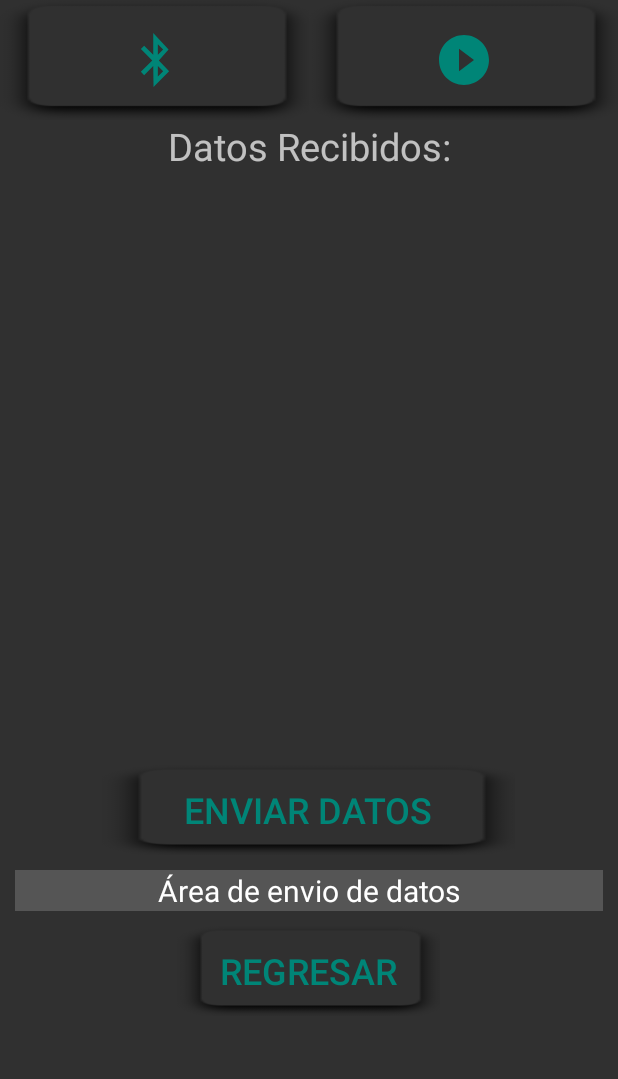
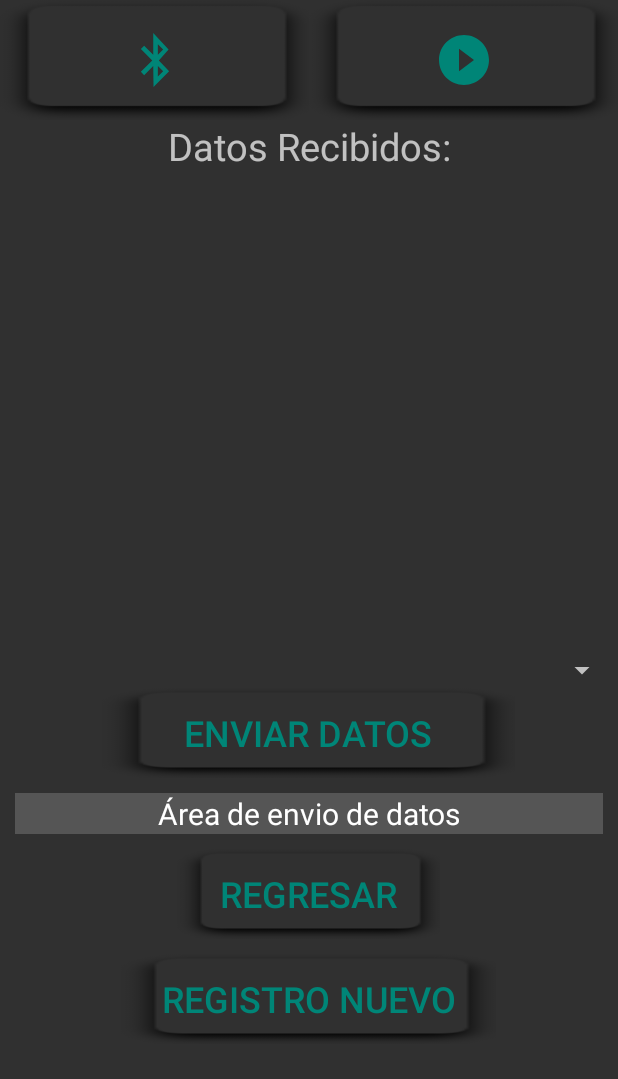
Before and after one commit to AlfredoArmenta/APPSTRESS, an Android app: the layout activity_bluno.xml on its own in the app's theme, with its tools: preview values and no code run, on a phone screen of 412 x 824 dp. Shown: the top 1079 px of the screen. Run offline under Robolectric (Android 15) with nearby library versions, the phone set to English and light mode, and no system bars.

Commit message:
Implemetación del comteo de registros
Se logro leer la catidad y nombre de los registros.

```diff
--- a/app/src/main/res/layout/activity_bluno.xml
+++ b/app/src/main/res/layout/activity_bluno.xml
@@ -56,7 +56,7 @@
         <ScrollView
             android:id="@+id/scrollView"
             android:layout_width="match_parent"
-            android:layout_height="375dp"
+            android:layout_height="300dp"
             android:layout_marginStart="@dimen/margin"
             android:layout_marginEnd="@dimen/margin"
             android:layout_marginBottom="10dp"
@@ -71,6 +71,12 @@
                 android:textSize="@dimen/text_size_datos_recibidos_bluno_conectar" />
 
         </ScrollView>
+
+        <Spinner
+            android:id="@+id/CMMateria"
+            android:layout_width="match_parent"
+            android:layout_height="wrap_content"
+            android:spinnerMode="dialog" />
 
         <Button
             android:id="@+id/buttonSerialSend"
@@ -109,6 +115,16 @@
             android:textColor="@color/colorPrimary"
             android:textSize="@dimen/text_size_bluno_conectar" />
 
+        <Button
+            android:id="@+id/CSRegistro"
+            android:layout_width="250dp"
+            android:layout_height="@dimen/button_size_height_text"
+            android:background="@drawable/cambia_sombra"
+            android:text="Registro Nuevo"
+            android:onClick="ExportarCSV"
+            android:textColor="@color/colorPrimary"
+            android:textSize="@dimen/text_size_bluno_conectar" />
+
     </LinearLayout>
 
 </ScrollView>
```
Also changed, not shown: app/src/main/java/com/example/estres2/Bluetooth/ConectarBluno.java (+97 -23 lines), app/src/main/java/com/example/estres2/ui/comunicacion/ComunicacionFragment.java (deleted, +0 -108 lines), app/src/main/java/com/example/estres2/ui/registros/FragmentRegistro.java (+43 -7 lines), app/src/main/res/drawable/ic_house.xml (renamed from app/src/main/res/drawable/ic_house_24px.xml).
